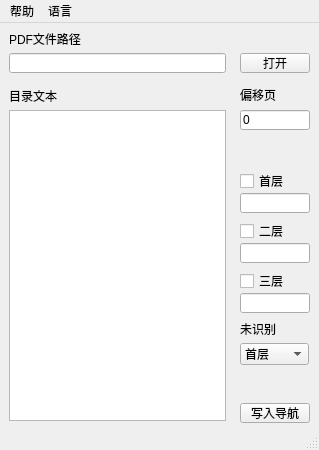
The window that gui/main.ui (chroming/pdfdir) describes before a commit, drawn with Qt 5.
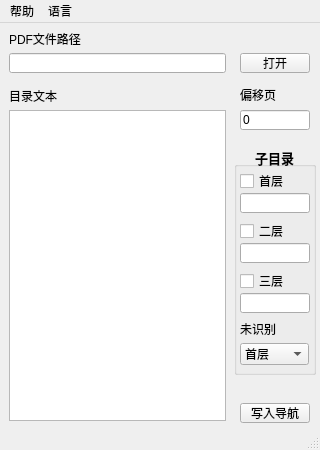
The same window after the commit.

```diff
--- a/gui/main.ui
+++ b/gui/main.ui
@@ -6,7 +6,7 @@
    <rect>
     <x>0</x>
     <y>0</y>
-    <width>319</width>
+    <width>320</width>
     <height>450</height>
    </rect>
   </property>
@@ -273,6 +273,58 @@
      </property>
     </item>
    </widget>
+   <widget class="QGroupBox" name="groupBox">
+    <property name="geometry">
+     <rect>
+      <x>234</x>
+      <y>123</y>
+      <width>82</width>
+      <height>229</height>
+     </rect>
+    </property>
+    <property name="font">
+     <font>
+      <pointsize>10</pointsize>
+      <weight>75</weight>
+      <italic>false</italic>
+      <bold>true</bold>
+      <underline>false</underline>
+      <kerning>true</kerning>
+     </font>
+    </property>
+    <property name="autoFillBackground">
+     <bool>true</bool>
+    </property>
+    <property name="title">
+     <string>子目录</string>
+    </property>
+    <property name="alignment">
+     <set>Qt::AlignCenter</set>
+    </property>
+    <property name="flat">
+     <bool>false</bool>
+    </property>
+    <property name="checkable">
+     <bool>false</bool>
+    </property>
+   </widget>
+   <zorder>groupBox</zorder>
+   <zorder>pdf_path_edit</zorder>
+   <zorder>open_button</zorder>
+   <zorder>dir_text_edit</zorder>
+   <zorder>export_button</zorder>
+   <zorder>label</zorder>
+   <zorder>label_2</zorder>
+   <zorder>label_3</zorder>
+   <zorder>offset_edit</zorder>
+   <zorder>level0_edit</zorder>
+   <zorder>level0_box</zorder>
+   <zorder>level1_edit</zorder>
+   <zorder>level1_box</zorder>
+   <zorder>level2_edit</zorder>
+   <zorder>level2_box</zorder>
+   <zorder>label_4</zorder>
+   <zorder>select_level_box</zorder>
   </widget>
   <widget class="QStatusBar" name="statusbar">
    <property name="font">
@@ -286,7 +338,7 @@
     <rect>
      <x>0</x>
      <y>0</y>
-     <width>319</width>
+     <width>320</width>
      <height>23</height>
     </rect>
    </property>
```
Left out of the diff: 2 changed lines with no effect on the pictures.
